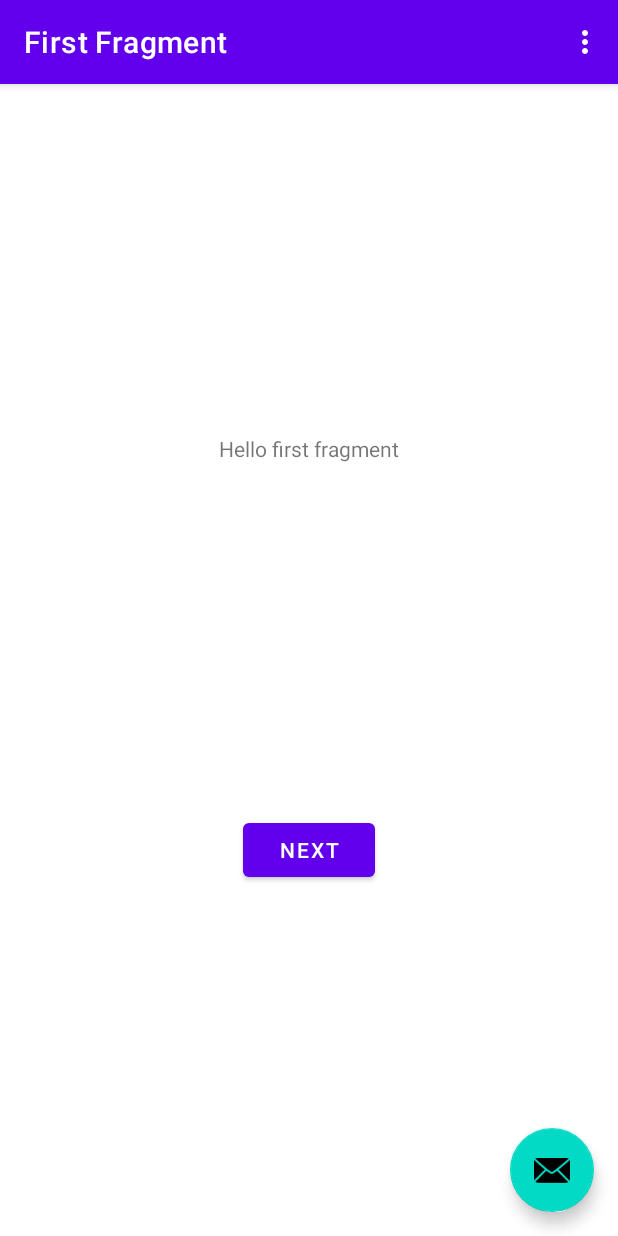
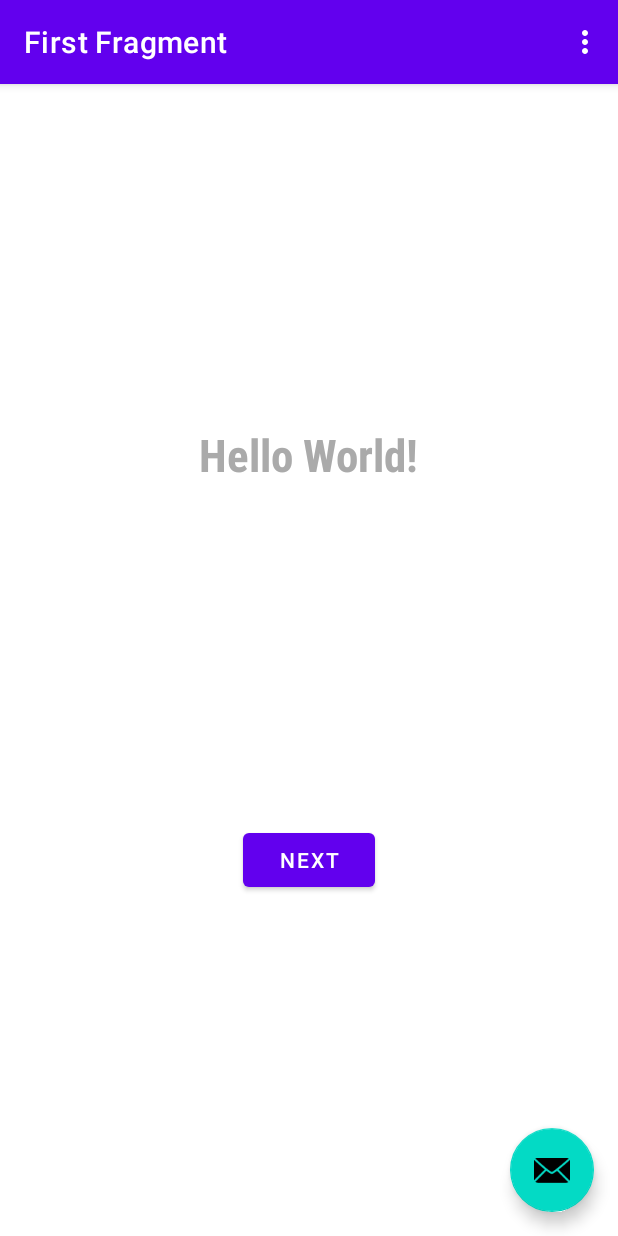
Before and after one commit to AiJared/MyFirstApp, an Android app: the screen it shows after launch (MainActivity), on a phone screen of 412 x 824 dp. Run offline under Robolectric (Android 15) with nearby library versions, the phone set to English and light mode, and no system bars; our stand-ins replace navigation-ui.

Commit message:
made changes on textview

```diff
--- a/app/src/main/res/layout/fragment_first.xml
+++ b/app/src/main/res/layout/fragment_first.xml
@@ -10,7 +10,11 @@
         android:id="@+id/textview_first"
         android:layout_width="wrap_content"
         android:layout_height="wrap_content"
+        android:fontFamily="sans-serif-condensed"
         android:text="@string/hello_first_fragment"
+        android:textColor="@android:color/darker_gray"
+        android:textSize="30sp"
+        android:textStyle="bold"
         app:layout_constraintBottom_toTopOf="@id/button_first"
         app:layout_constraintEnd_toEndOf="parent"
         app:layout_constraintStart_toStartOf="parent"
--- a/app/src/main/res/values/strings.xml
+++ b/app/src/main/res/values/strings.xml
@@ -7,6 +7,6 @@
     <string name="next">Next</string>
     <string name="previous">Previous</string>
 
-    <string name="hello_first_fragment">Hello first fragment</string>
+    <string name="hello_first_fragment">Hello World!</string>
     <string name="hello_second_fragment">Hello second fragment. Arg: %1$s</string>
 </resources>
```
